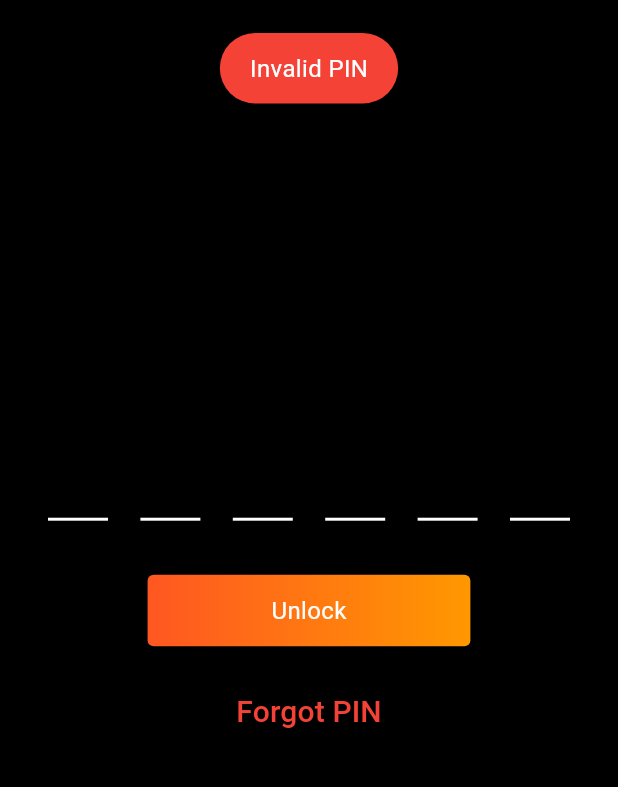
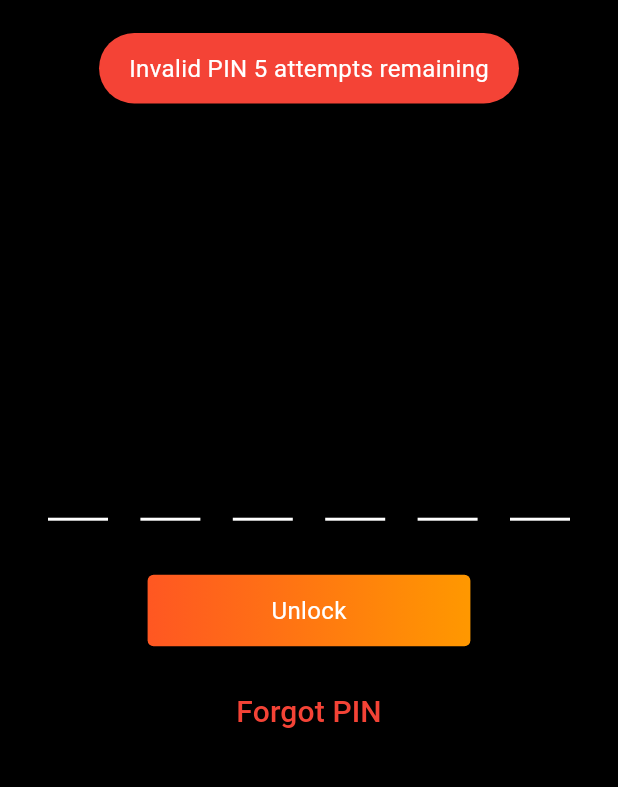
Before and after one commit to Satsails/Satsails, a Flutter app: the OpenPin screen opened by its route, after a tap on "Unlock", on a phone screen of 412 x 824 dp, the part 63-850 px from its top. Run offline on Flutter 3.47's test engine with Material 3 defaults, Android fonts, the phone set to English and light mode, and no system bars; drawn by our look-alikes of pin_code_fields; our stand-ins replace action_slider, calendar_date_picker2, convert, decimal, fl_chart, flutter_card_swiper and 25 more; missing offline and left inert: bdk_flutter, bip39, boltz_dart, coingecko_api, cpf_cnpj_validator, crisp_chat and 8 more; accounts and stored records are empty; project files that could hold a hidden picture were left out.

Commit message:
add limit tries to pin and fix .0

```diff
--- a/lib/main.dart
+++ b/lib/main.dart
@@ -7,7 +7,6 @@ import 'package:Satsails/models/sideswap/sideswap_exchange_model.dart';
 import 'package:Satsails/providers/background_sync_provider.dart';
 import 'package:Satsails/providers/settings_provider.dart';
 import 'package:Satsails/restart_widget.dart';
-import 'package:Satsails/screens/settings/settings.dart';
 import 'package:Satsails/screens/spash/splash.dart';
 import 'package:boltz_dart/boltz_dart.dart';
 import 'package:flutter/services.dart';
@@ -173,7 +172,6 @@ class _MainAppState extends ConsumerState<MainApp> with WidgetsBindingObserver {
     if (mnemonic == null || mnemonic.isEmpty) {
       _router!.go('/');
     } else {
-      ref.read(sendToSeed.notifier).state = false;
       _router!.go('/open_pin');
     }
   }
--- a/lib/models/bitcoin_config_model.dart
+++ b/lib/models/bitcoin_config_model.dart
@@ -1,5 +1,3 @@
-import 'dart:io';
-
 import 'package:bdk_flutter/bdk_flutter.dart';
 import 'package:path_provider/path_provider.dart'; // Import this package
 
--- a/lib/screens/analytics/analytics.dart
+++ b/lib/screens/analytics/analytics.dart
@@ -3,7 +3,6 @@ import 'package:flutter/material.dart';
 import 'package:flutter_riverpod/flutter_riverpod.dart';
 import 'package:Satsails/providers/navigation_provider.dart';
 import 'package:Satsails/screens/analytics/components/button_picker.dart';
-import 'package:Satsails/screens/analytics/components/calendar.dart';
 import 'package:Satsails/screens/analytics/components/bitcoin_expenses_diagram.dart';
 import 'package:Satsails/screens/analytics/components/liquid_expenses_diagram.dart';
 import 'package:Satsails/screens/analytics/components/swaps_builder.dart';
--- a/lib/screens/analytics/components/liquid_expenses_graph.dart
+++ b/lib/screens/analytics/components/liquid_expenses_graph.dart
@@ -143,7 +143,7 @@ class LiquidExpensesGraph extends StatelessWidget {
           name: 'Fee',
           dataSource: feeData.entries.toList(),
           xValueMapper: (MapEntry<DateTime, num> entry, _) => entry.key,
-          yValueMapper: (MapEntry<DateTime, num> entry, _) => entry.value.toDouble(),
+          yValueMapper: (MapEntry<DateTime, num> entry, _) => entry.value,
           color: Colors.orangeAccent,
           markerSettings: const MarkerSettings(isVisible: false),
           dashArray: _getDashArray(feeData),
--- a/lib/screens/login/open_pin.dart
+++ b/lib/screens/login/open_pin.dart
@@ -1,4 +1,3 @@
-import 'package:Satsails/screens/settings/settings.dart';
 import 'package:Satsails/translations/translations.dart';
 import 'package:flutter/material.dart';
 import 'package:flutter_riverpod/flutter_riverpod.dart';
@@ -20,6 +19,7 @@ class _OpenPinState extends ConsumerState<OpenPin> {
   final TextEditingController _pinController = TextEditingController();
   final LocalAuthentication _localAuth = LocalAuthentication();
   bool _biometricChecked = false;
+  int _attempts = 0; // Counter for tracking failed attempts
 
   @override
   void initState() {
@@ -30,8 +30,6 @@ class _OpenPinState extends ConsumerState<OpenPin> {
 
   @override
   Widget build(BuildContext context) {
-    final openSeed = ref.watch(sendToSeed);
-
     return WillPopScope(
       onWillPop: () async => false,
       child: Scaffold(
@@ -39,13 +37,7 @@ class _OpenPinState extends ConsumerState<OpenPin> {
         appBar: AppBar(
           title: Center(child: Text('Enter PIN'.i18n(ref), style: const TextStyle(color: Colors.white))),
           backgroundColor: Colors.black,
-          automaticallyImplyLeading: openSeed ? true : false,
-          leading: openSeed ? IconButton(
-            icon: const Icon(Icons.arrow_back, color: Colors.white),
-            onPressed: () {
-              context.go('/settings');
-            },
-          ) : null,
+          automaticallyImplyLeading: false,
         ),
         body: Center(
           child: Padding(
@@ -103,44 +95,49 @@ class _OpenPinState extends ConsumerState<OpenPin> {
   Future<void> _checkPin(BuildContext context, WidgetRef ref) async {
     final authModel = ref.read(authModelProvider);
     final pinText = await authModel.getPin();
-    final openSeed = ref.watch(sendToSeed);
 
     if (pinText == _pinController.text) {
-      openSeed ? context.go('/seed_words') : context.go('/home');
+      _attempts = 0; // Reset the attempts counter on success
+      context.go('/home');
     } else {
-      Fluttertoast.showToast(
-          msg: 'Invalid PIN'.i18n(ref),
+      _attempts++; // Increment the attempts counter
+
+      // Check if the user has failed 6 times
+      if (_attempts >= 6) {
+        await _forgotPin(context, ref); // Trigger wallet deletion
+      } else {
+        int remainingAttempts = 6 - _attempts;
+        Fluttertoast.showToast(
+          msg: 'Invalid PIN'.i18n(ref) + ' $remainingAttempts ' + 'attempts remaining'.i18n(ref),
           toastLength: Toast.LENGTH_SHORT,
           gravity: ToastGravity.TOP,
-          timeInSecForIosWeb: 1,
           backgroundColor: Colors.red,
           textColor: Colors.white,
-          fontSize: 16.0
-      );
+          fontSize: 16.0,
+        );
+      }
     }
   }
 
   Future<void> _checkBiometrics(BuildContext context, WidgetRef ref) async {
-    // Check if we've already attempted biometric authentication
     if (_biometricChecked) return;
 
     bool canCheckBiometrics = await _localAuth.canCheckBiometrics;
-    final openSeed = ref.watch(sendToSeed);
 
     if (canCheckBiometrics) {
       bool authenticated = await _localAuth.authenticate(
-          localizedReason: 'Please authenticate to open the app'.i18n(ref),
-          options: const AuthenticationOptions(
-              stickyAuth: true,
-              biometricOnly: true
-          )
+        localizedReason: 'Please authenticate to open the app'.i18n(ref),
+        options: const AuthenticationOptions(
+          stickyAuth: true,
+          biometricOnly: true,
+        ),
       );
+
       if (authenticated) {
-        openSeed ? context.go('/seed_words') : context.go('/home');
+        context.go('/home');
       }
     }
 
-    // Mark biometric as checked
     _biometricChecked = true;
   }
 
@@ -220,7 +217,7 @@ class _OpenPinState extends ConsumerState<OpenPin> {
                       ),
                     ),
                     onPressed: () async {
-                      _forgotPin(context, ref);
+                      await _forgotPin(context, ref);
                     },
                   ),
                 ],
@@ -234,7 +231,7 @@ class _OpenPinState extends ConsumerState<OpenPin> {
 
   Future<void> _forgotPin(BuildContext context, WidgetRef ref) async {
     final authModel = ref.read(authModelProvider);
-    await authModel.deleteAuthentication();
+    await authModel.deleteAuthentication(); // Delete the wallet
     context.go('/');
   }
 }
--- a/lib/screens/settings/settings.dart
+++ b/lib/screens/settings/settings.dart
@@ -8,8 +8,6 @@ import 'package:flutter_riverpod/flutter_riverpod.dart';
 import 'package:go_router/go_router.dart';
 import 'package:icons_plus/icons_plus.dart';
 import 'package:Satsails/providers/settings_provider.dart';
-
-final sendToSeed = StateProvider<bool>((ref) => false);
 
 class Settings extends ConsumerWidget {
   const Settings({super.key});
@@ -169,8 +167,7 @@ class Settings extends ConsumerWidget {
       subtitle: Text('Write them down and keep them safe!'.i18n(ref), style: const TextStyle(color: Colors.grey)),
       trailing: const Icon(Icons.arrow_forward_ios, color: Colors.white),
       onTap: () {
-        ref.read(sendToSeed.notifier).state = true;
-        walletBackedUp ? context.push('/open_pin') : context.push('/seed_words');
+        walletBackedUp ? context.push('/open_seed_words_pin') : context.push('/seed_words');
       },
     );
   }
--- a/lib/translations/translations.dart
+++ b/lib/translations/translations.dart
@@ -1741,6 +1741,14 @@ extension Localization on String {
       {
         'en': 'Choose a 6-digit PIN',
         'pt': 'Escolha um PIN de 6 dígitos'
+      } +
+      {
+        'en': 'attempts remaining',
+        'pt': 'tentativas restantes'
+      } +
+      {
+        'en': 'Please authenticate to view seed words',
+        'pt': 'Por favor, autentique-se para ver as seeds'
       };
 
   String i18n(WidgetRef ref) {
```
Also changed, not shown: lib/app_router.dart (+6 -3 lines), lib/helpers/bitcoin_formart_converter.dart (+6 -4 lines), lib/providers/analytics_provider.dart (+20 -6 lines), lib/screens/login/seed_words_pin.dart (added, +128 -0 lines), lib/screens/shared/liquid_transaction_details_screen.dart (+5 -2 lines), lib/screens/shared/transactions_details_screen.dart (+6 -3 lines).
